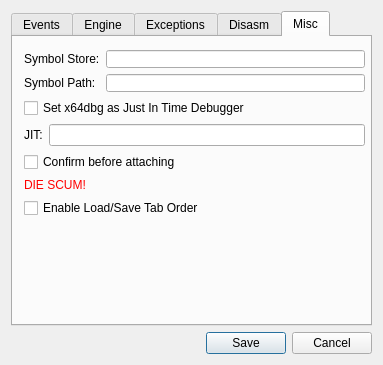
The window that src/gui/Src/Gui/SettingsDialog.ui (x64dbg/x64dbg) describes before a commit, drawn with Qt 5.
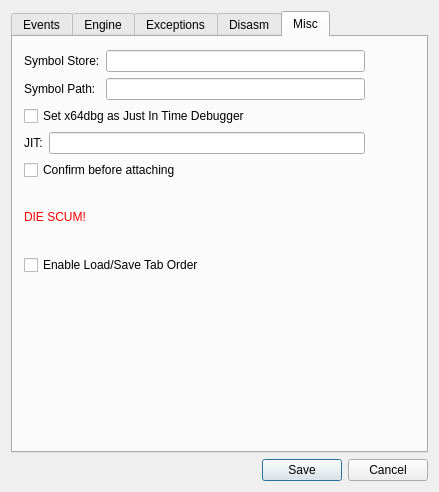
The same window after the commit. The open tabs and pages were chosen to show the change. Icons and pictures are not drawn.

Commit message: Fix UI bug in Setting dialog caused by hi resolution display and hi-DPI settings

The edit to the form file:
```diff
--- a/src/gui/Src/Gui/SettingsDialog.ui
+++ b/src/gui/Src/Gui/SettingsDialog.ui
@@ -6,12 +6,12 @@
    <rect>
     <x>0</x>
     <y>0</y>
-    <width>383</width>
-    <height>365</height>
+    <width>439</width>
+    <height>492</height>
    </rect>
   </property>
   <property name="sizePolicy">
-   <sizepolicy hsizetype="Fixed" vsizetype="Fixed">
+   <sizepolicy hsizetype="Expanding" vsizetype="Expanding">
     <horstretch>0</horstretch>
     <verstretch>0</verstretch>
    </sizepolicy>
@@ -432,7 +432,7 @@
          <x>11</x>
          <y>13</y>
          <width>341</width>
-         <height>168</height>
+         <height>225</height>
         </rect>
        </property>
        <layout class="QVBoxLayout" name="verticalLayout_9">
```
